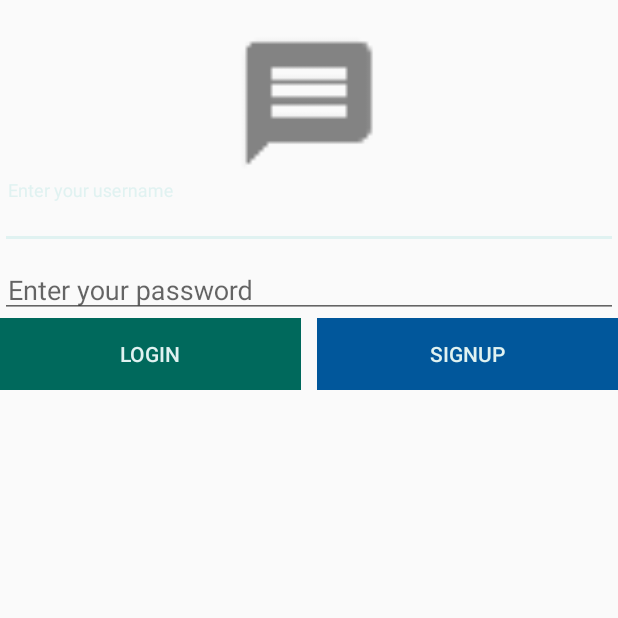
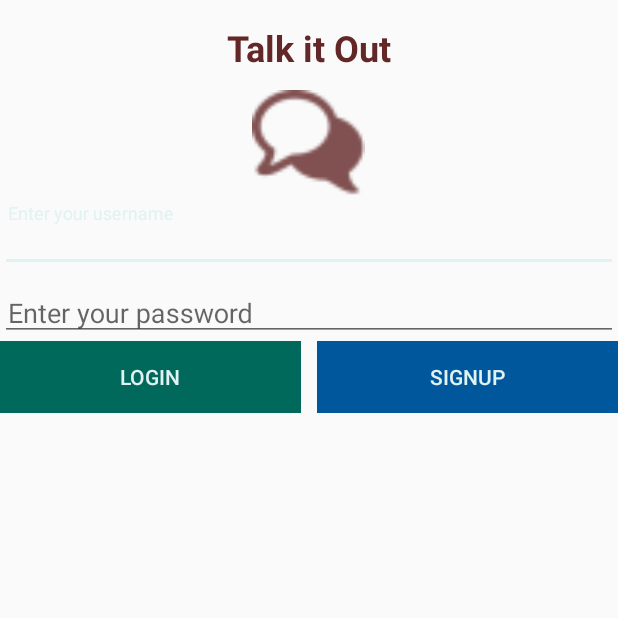
Before and after one commit to NikolaS996/tiochatapp, an Android app: the screen it shows after launch (MainActivity), on a phone screen of 412 x 824 dp, the top half of it. Run offline under Robolectric (Android 15) with nearby library versions, the light colour scheme and no system bars; libraries missing offline, so code that uses them is left out: com.quickblox.auth, com.quickblox.core, com.quickblox.users; 2 statements that could not run were skipped.

Commit message:
Launcher and logo icon

```diff
--- a/app/src/main/AndroidManifest.xml
+++ b/app/src/main/AndroidManifest.xml
@@ -1,11 +1,12 @@
 <?xml version="1.0" encoding="utf-8"?>
 <manifest xmlns:android="http://schemas.android.com/apk/res/android"
+    xmlns:tools="http://schemas.android.com/tools"
     package="com.example.nikola.tiochatapp">
 
-    <application
+    <application tools:replace="android:label"
         android:allowBackup="true"
-        android:icon="@mipmap/ic_launcher"
-        android:label="@string/app_name"
+        android:icon="@drawable/ic_logo"
+        android:label="Talk it Out"
         android:roundIcon="@mipmap/ic_launcher_round"
         android:supportsRtl="true"
         android:theme="@style/AppTheme">
--- a/app/src/main/res/layout/activity_main.xml
+++ b/app/src/main/res/layout/activity_main.xml
@@ -6,13 +6,24 @@
     android:layout_height="match_parent"
     tools:context=".MainActivity">
 
+    <TextView
+        android:layout_width="match_parent"
+        android:layout_height="wrap_content"
+        android:layout_centerHorizontal="true"
+        android:text="Talk it Out"
+        android:textSize="24dp"
+        android:gravity="center_horizontal"
+        android:layout_marginTop="15dp"
+        android:textColor="#632727"
+        android:textStyle="bold"/>
+
     <ImageView
         android:id="@+id/image_message"
-        android:src="@drawable/ic_message"
-        android:layout_marginTop="20dp"
+        android:layout_width="75dp"
+        android:layout_height="75dp"
         android:layout_centerHorizontal="true"
-        android:layout_width="100dp"
-        android:layout_height="100dp" />
+        android:layout_marginTop="60dp"
+        android:src="@drawable/ic_logo" />
 
     <LinearLayout
         android:orientation="vertical"
```
Also changed, not shown: app/src/main/res/drawable-hdpi/ic_logo.png (added), app/src/main/res/drawable-mdpi/ic_logo.png (added), app/src/main/res/drawable-xhdpi/ic_logo.png (added), app/src/main/res/drawable-xxhdpi/ic_logo.png (added), app/src/main/res/drawable-xxxhdpi/ic_logo.png (added), 4 other files.
